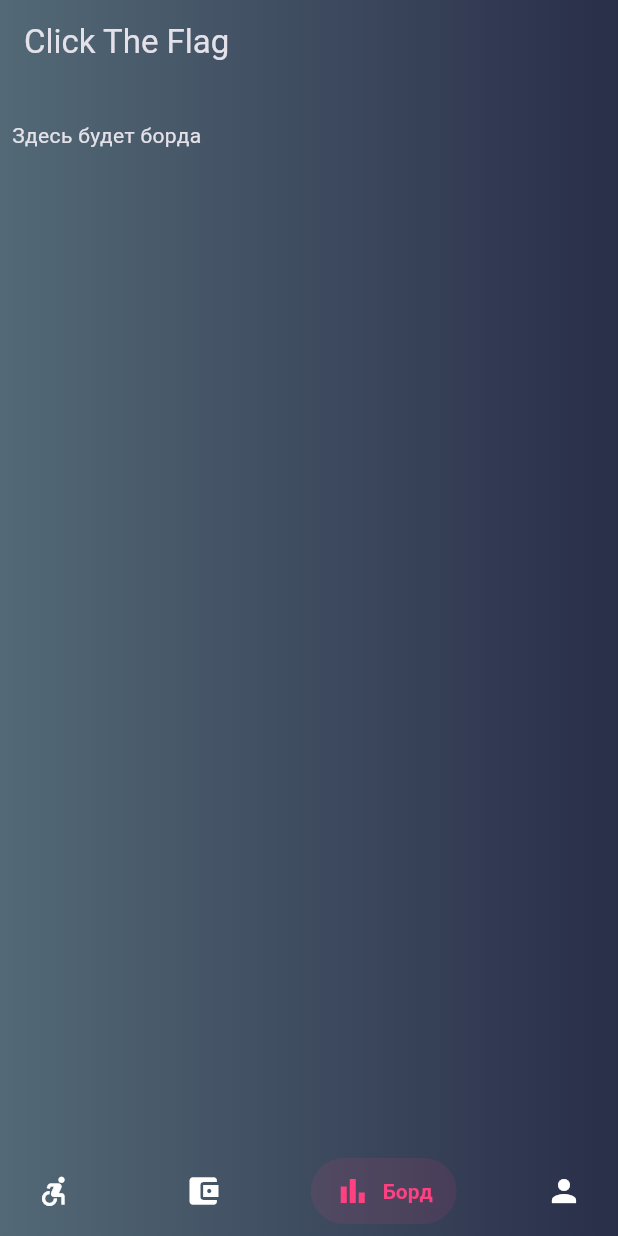
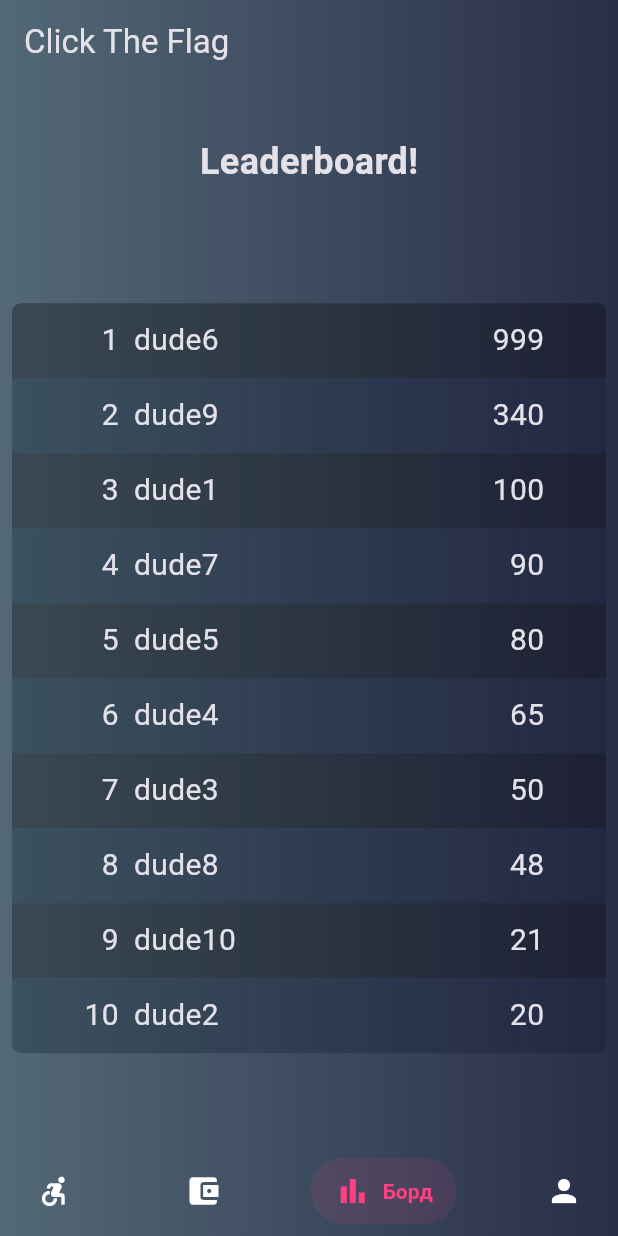
Before and after one commit to Un1c0re/ctf_clicker, a Flutter app: the screen it shows after launch, item 3 of the bottom bar chosen, on a phone screen of 412 x 824 dp. Run offline on Flutter 3.47's test engine with Material 3 defaults, Android fonts, the phone set to English and light mode, and no system bars; drawn by our look-alikes of salomon_bottom_bar; our stand-ins replace drift, get; missing offline and left inert: simple_progress_indicators; accounts and stored records are empty; generated files the repository leaves out were written again.

Commit message:
[🦚] Добавлена таблица лидеров

```diff
--- a/lib/views/board/board_screen.dart
+++ b/lib/views/board/board_screen.dart
@@ -1,3 +1,5 @@
+import 'package:ctf_clicker/utils/constants.dart';
+import 'package:ctf_clicker/views/widgets/liderboard_widget.dart';
 import 'package:flutter/cupertino.dart';
 
 class BoardScreen extends StatefulWidget {
@@ -10,10 +12,17 @@ class BoardScreen extends StatefulWidget {
 class _BoardScreenState extends State<BoardScreen> {
   @override
   Widget build(BuildContext context) {
-    return const Column(
-      crossAxisAlignment: CrossAxisAlignment.stretch,
+    return Column(
+      mainAxisAlignment: MainAxisAlignment.spaceAround,
       children: [
-        Text('Здесь будет борда'),
+        Text(
+          'Leaderboard!',
+          style: TextStyle(
+            fontSize: 24,
+            fontWeight: FontWeight.bold,
+          ),
+        ),
+        ScoreWidget(),
       ],
     );
   }
--- /dev/null
+++ b/lib/views/widgets/liderboard_widget.dart
@@ -0,0 +1,83 @@
+import 'package:flutter/material.dart';
+
+import '../../utils/constants.dart';
+
+class ScoreWidget extends StatefulWidget {
+  const ScoreWidget({super.key});
+
+  @override
+  State<ScoreWidget> createState() => _ScoreWidgetState();
+}
+
+class _ScoreWidgetState extends State<ScoreWidget> {
+  List<dynamic> data = [
+    {'name': 'dude1', 'value': 100},
+    {'name': 'dude2', 'value': 20},
+    {'name': 'dude3', 'value': 50},
+    {'name': 'dude4', 'value': 65},
+    {'name': 'dude5', 'value': 80},
+    {'name': 'dude6', 'value': 999},
+    {'name': 'dude7', 'value': 90},
+    {'name': 'dude8', 'value': 48},
+    {'name': 'dude9', 'value': 340},
+    {'name': 'dude10', 'value': 21},
+  ];
+
+  final textStyle = const TextStyle(fontSize: 20);
+
+  final startBorder = const BorderRadius.only(
+      topLeft: Radius.circular(6), topRight: Radius.circular(6));
+
+  final endBorder = const BorderRadius.only(
+      bottomLeft: Radius.circular(6), bottomRight: Radius.circular(6));
+
+  @override
+  Widget build(BuildContext context) {
+    data.sort((a, b) => b['value'].compareTo(a['value']));
+
+    return Container(
+      constraints: BoxConstraints(
+        maxHeight: DeviceScreenConstants.screenHeight * 0.8,
+      ),
+      child: Align(
+        child: ListView.builder(
+          itemCount: data.length,
+          itemExtent: 50,
+          itemBuilder: (BuildContext context, int index) {
+            return DecoratedBox(
+              decoration: BoxDecoration(
+                color: const Color.fromRGBO(24, 24, 24, 0.3),
+                borderRadius: index == 0
+                    ? startBorder
+                    : index == data.length - 1
+                        ? endBorder
+                        : BorderRadius.zero,
+                backgroundBlendMode:
+                    index % 2 == 0 ? BlendMode.colorBurn : BlendMode.luminosity,
+              ),
+              child: Padding(
+                padding: EdgeInsets.symmetric(
+                    horizontal: DeviceScreenConstants.screenWidth * 0.1),
+                child: Row(
+                  mainAxisAlignment: MainAxisAlignment.spaceAround,
+                  children: [
+                    SizedBox(
+                      width: 30,
+                      child: Align(
+                          alignment: Alignment.centerRight,
+                          child: Text('${index + 1}', style: textStyle)),
+                    ),
+                    const SizedBox(width: 10),
+                    Expanded(
+                        child: Text(data[index]['name'], style: textStyle)),
+                    Text('${data[index]['value']}', style: textStyle),
+                  ],
+                ),
+              ),
+            );
+          },
+        ),
+      ),
+    );
+  }
+}
```
